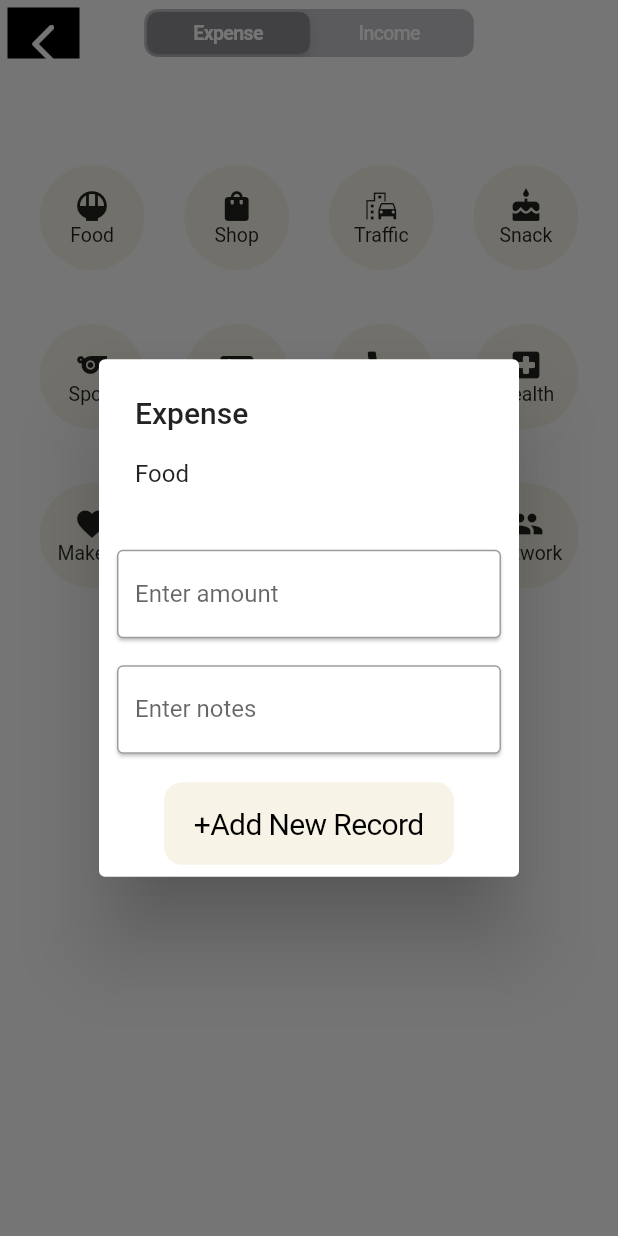
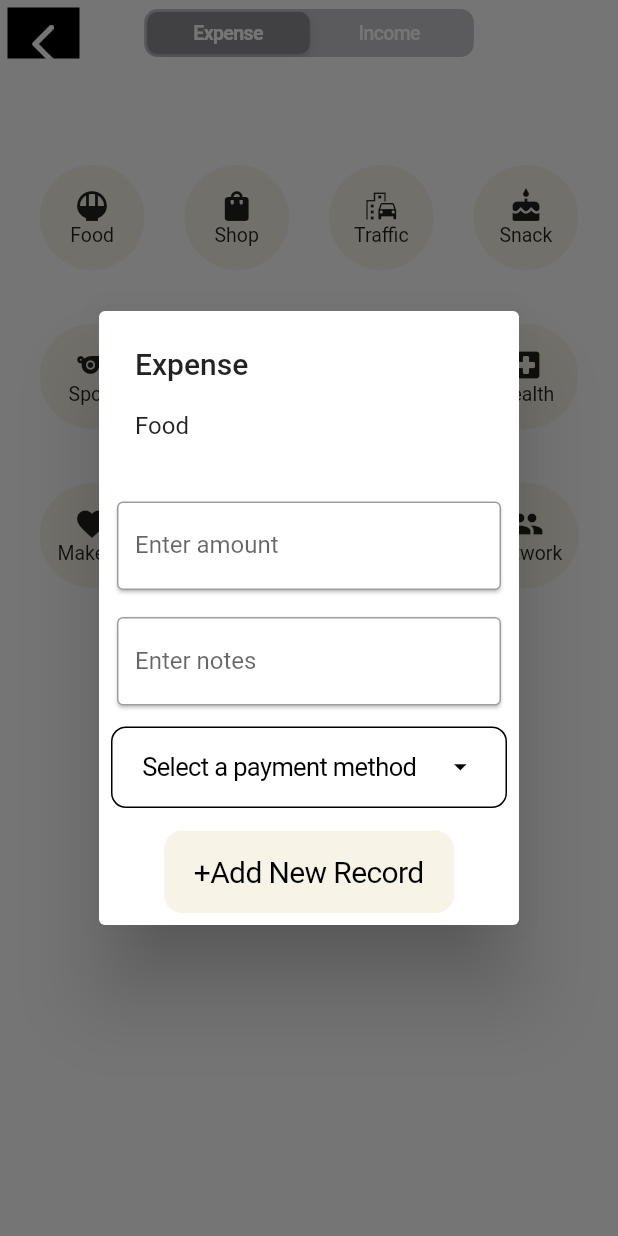
Before and after one commit to Zixuan01/CS184, a Flutter app: the AddPage screen opened by its route, after a tap on "Food", on a phone screen of 412 x 824 dp. Run offline on Flutter 3.47's test engine with Material 2 defaults, Android fonts, the phone set to English and light mode, and no system bars; our stand-ins replace firebase_auth, firebase_core, firebase_database, get; accounts and stored records are empty.

```diff
--- a/cs184/lib/add_page/add_page.dart
+++ b/cs184/lib/add_page/add_page.dart
@@ -16,11 +16,22 @@ class _AddPageState extends State<AddPage> {
   Sky _selectedSegment = Sky.expense;
   static const color_o = Color(0xFFFFC107);
   int _selected_index = -1;
+  int _amount = 0;
+  String _note = "";
+
+  @override
+  Widget build(BuildContext context) {
+    var default_color = Color.fromARGB(114, 238, 230, 201);
+    var selected_color = Color.fromARGB(255, 238, 230, 201);
+    bool _selected = false;
 
     void onTap(String type, String category) {
+      String method = "Select a payment method";
+
       showDialog(
           context: context,
           builder: (BuildContext context) {
+            return StatefulBuilder(builder: ((context, setState) {
               return AlertDialog(
                 title: Text(type),
                 content: Text(category),
@@ -37,9 +48,9 @@ class _AddPageState extends State<AddPage> {
                               ),
                               keyboardType: TextInputType.number,
                               onChanged: (value) {
-                            //setState(() {
-                            //  _amount = int.parse(value);
-                            //});
+                                setState(() {
+                                  _amount = int.parse(value);
+                                });
                               },
                             ),
                           )),
@@ -53,19 +64,69 @@ class _AddPageState extends State<AddPage> {
                               ),
                               keyboardType: TextInputType.number,
                               onChanged: (value) {
-                            //setState(() {
-                            //  _amount = int.parse(value);
-                            //});
+                                setState(() {
+                                  _note = value;
+                                });
                               },
                             ),
                           )),
+                      Padding(
+                        padding: const EdgeInsets.symmetric(vertical: 5.0),
+                        child: Container(
+                          decoration: BoxDecoration(
+                            borderRadius: BorderRadius.circular(10.0),
+                            border: Border.all(
+                              color: Colors.black,
+                              width: 1.0,
+                            ),
+                          ),
+                          child: CupertinoButton(
+                            child: Row(
+                              mainAxisAlignment: MainAxisAlignment.spaceBetween,
+                              children: [
+                                Text(
+                                  method,
+                                  style: TextStyle(color: Colors.black),
+                                ),
+                                Icon(
+                                  Icons.arrow_drop_down,
+                                  color: Colors.black,
+                                ),
+                              ],
+                            ),
+                            onPressed: () {
+                              showCupertinoModalPopup<void>(
+                                context: context,
+                                builder: (BuildContext context) =>
+                                    CupertinoActionSheet(
+                                  title: const Text('Payment Method'),
+                                  message: const Text(
+                                      'Please select a payment method'),
+                                  actions: <CupertinoActionSheetAction>[
+                                    CupertinoActionSheetAction(
+                                      onPressed: () {
+                                        setState(() {
+                                          method = "Cash";
+                                          Navigator.of(context).pop();
+                                        });
+                                      },
+                                      child: const Text('Cash'),
+                                    ),
+                                  ],
+                                ),
+                              );
+                            },
+                          ),
+                        ),
+                      ),
                       Padding(
                           padding: EdgeInsets.only(top: 10.0),
                           child: CupertinoButton(
                             color: Color.fromARGB(114, 238, 230, 201),
                             child: Text(
                               "+Add New Record",
-                          style: TextStyle(color: Colors.black, fontSize: 20),
+                              style:
+                                  TextStyle(color: Colors.black, fontSize: 20),
                             ),
                             onPressed: () {},
                           ))
@@ -73,14 +134,9 @@ class _AddPageState extends State<AddPage> {
                   )
                 ],
               );
+            }));
           });
     }
-
-  @override
-  Widget build(BuildContext context) {
-    var default_color = Color.fromARGB(114, 238, 230, 201);
-    var selected_color = Color.fromARGB(255, 238, 230, 201);
-    bool _selected = false;
 
     Widget expanse = Container(
       /*child: Text(
```
Also changed, not shown: cs184/lib/detail_page/detail_page.dart (+24 -8 lines). Lines whose indentation alone changed are shown as unchanged.
